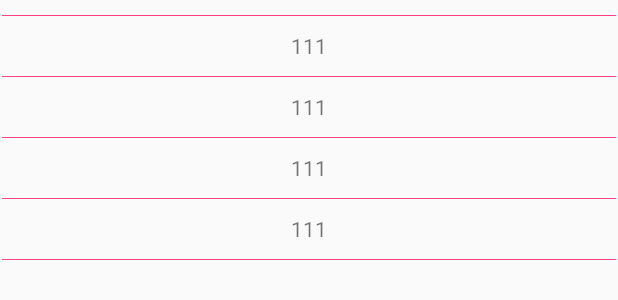
After one commit to lixinxinlove/RxJavaDemo, an Android app: the layout activity_material_design.xml on its own in the app's theme, with its tools: preview values and no code run, on a phone screen of 412 x 824 dp. The commit adds this screen. Shown: the top 300 px of the screen. Run offline under Robolectric (Android 15) with nearby library versions, the phone set to English and light mode, and no system bars; network calls fail.

Commit message:
添加 LinearLayoutCompat 使用

```diff
--- a/app/src/main/AndroidManifest.xml
+++ b/app/src/main/AndroidManifest.xml
@@ -49,7 +49,8 @@
         <activity android:name=".activity.ScrollViewActivity" />
         <activity android:name=".activity.RxSharedPreferencesActivity" />
         <activity android:name=".activity.ViewStubActivity" />
-        <activity android:name=".activity.SQLiteActivity"></activity>
+        <activity android:name=".activity.SQLiteActivity" />
+        <activity android:name=".md.MaterialDesignActivity"></activity>
     </application>
 
 </manifest>
--- /dev/null
+++ b/app/src/main/res/drawable/shape_line.xml
@@ -0,0 +1,10 @@
+<?xml version="1.0" encoding="utf-8"?>
+<shape xmlns:android="http://schemas.android.com/apk/res/android"
+    android:shape="rectangle">
+    <size android:height="1px" />
+
+    <solid android:color="@color/colorAccent" />
+
+    <stroke android:color="@color/colorAccent"/>
+
+</shape>
--- /dev/null
+++ b/app/src/main/res/layout/activity_material_design.xml
@@ -0,0 +1,48 @@
+<?xml version="1.0" encoding="utf-8"?>
+<RelativeLayout xmlns:android="http://schemas.android.com/apk/res/android"
+    xmlns:app="http://schemas.android.com/apk/res-auto"
+    xmlns:tools="http://schemas.android.com/tools"
+    android:layout_width="match_parent"
+    android:layout_height="match_parent"
+    tools:context="com.love.rxjavademo.md.MaterialDesignActivity">
+
+
+    <android.support.v7.widget.LinearLayoutCompat
+        android:layout_marginTop="10dp"
+        android:layout_width="match_parent"
+        android:layout_height="wrap_content"
+        android:orientation="vertical"
+        app:divider="@drawable/shape_line"
+        app:dividerPadding="1dp"
+        app:showDividers="middle|beginning|end">
+
+
+        <TextView
+            android:layout_width="match_parent"
+            android:layout_height="40dp"
+            android:gravity="center"
+            android:text="111" />
+
+        <TextView
+            android:layout_width="match_parent"
+            android:layout_height="40dp"
+            android:gravity="center"
+            android:text="111" />
+
+        <TextView
+            android:layout_width="match_parent"
+            android:layout_height="40dp"
+            android:gravity="center"
+            android:text="111" />
+
+        <TextView
+            android:layout_width="match_parent"
+            android:layout_height="40dp"
+            android:gravity="center"
+            android:text="111" />
+
+
+    </android.support.v7.widget.LinearLayoutCompat>
+
+
+</RelativeLayout>
```
Also changed, not shown: app/build.gradle (+8 -4 lines), app/src/main/java/com/love/rxjavademo/activity/MainActivity.java (+7 -1 lines), app/src/main/java/com/love/rxjavademo/md/MaterialDesignActivity.java (added, +29 -0 lines), app/src/main/res/layout/activity_main.xml (+7 -0 lines), app/src/main/res/xml/file_path.xml (added, +31 -0 lines).
